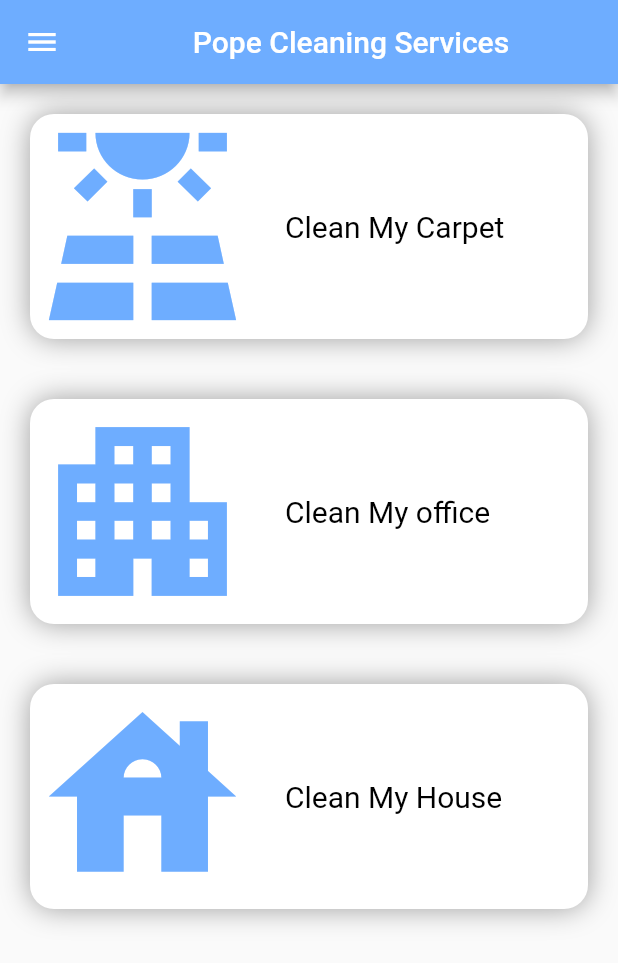
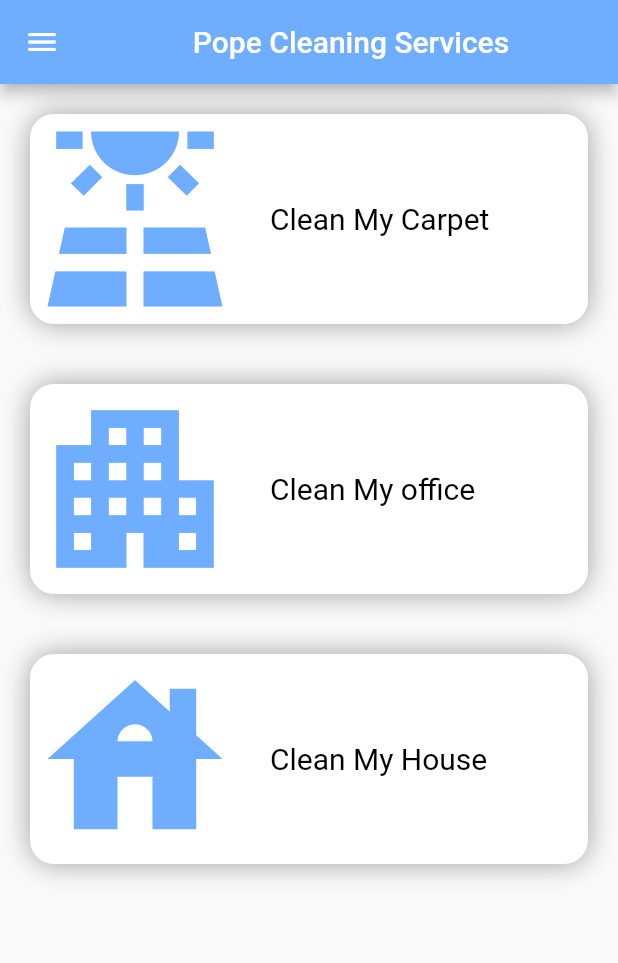
Before and after one commit to el-tiji/pope01, a Flutter app: the screen it shows after launch, on a phone screen of 412 x 824 dp. Shown: the top 963 px of the screen. Run offline on Flutter 3.47's test engine with Material 2 defaults, Android fonts, the light colour scheme and no system bars.

Commit message:
v5 porfin

```diff
--- a/lib/pages/HomePage.dart
+++ b/lib/pages/HomePage.dart
@@ -92,7 +92,7 @@ class HomePage extends StatelessWidget {
                         mainAxisAlignment: MainAxisAlignment.start,
                         children: [
                           Icon(Icons.solar_power,
-                              size: 150,
+                              size: 140,
                               color: Color.fromARGB(255, 110, 173, 255)),
                           SizedBox(
                               width:
@@ -138,7 +138,7 @@ class HomePage extends StatelessWidget {
                       mainAxisAlignment: MainAxisAlignment.start,
                       children: [
                         Icon(Icons.apartment,
-                            size: 150,
+                            size: 140,
                             color: Color.fromARGB(255, 110, 173, 255)),
                         SizedBox(
                             width:
@@ -184,7 +184,7 @@ class HomePage extends StatelessWidget {
                       mainAxisAlignment: MainAxisAlignment.start,
                       children: [
                         Icon(Icons.house,
-                            size: 150,
+                            size: 140,
                             color: Color.fromARGB(255, 110, 173, 255)),
                         SizedBox(
                             width:
--- a/pubspec.yaml
+++ b/pubspec.yaml
@@ -47,7 +47,7 @@ flutter:
 
   # To add assets to your application, add an assets section, like this:
   assets:
-  - assets/images/
+    - assets/images/
   #  - images/a_dot_ham.jpeg
 
   # An image asset can refer to one or more resolution-specific "variants", see
```
